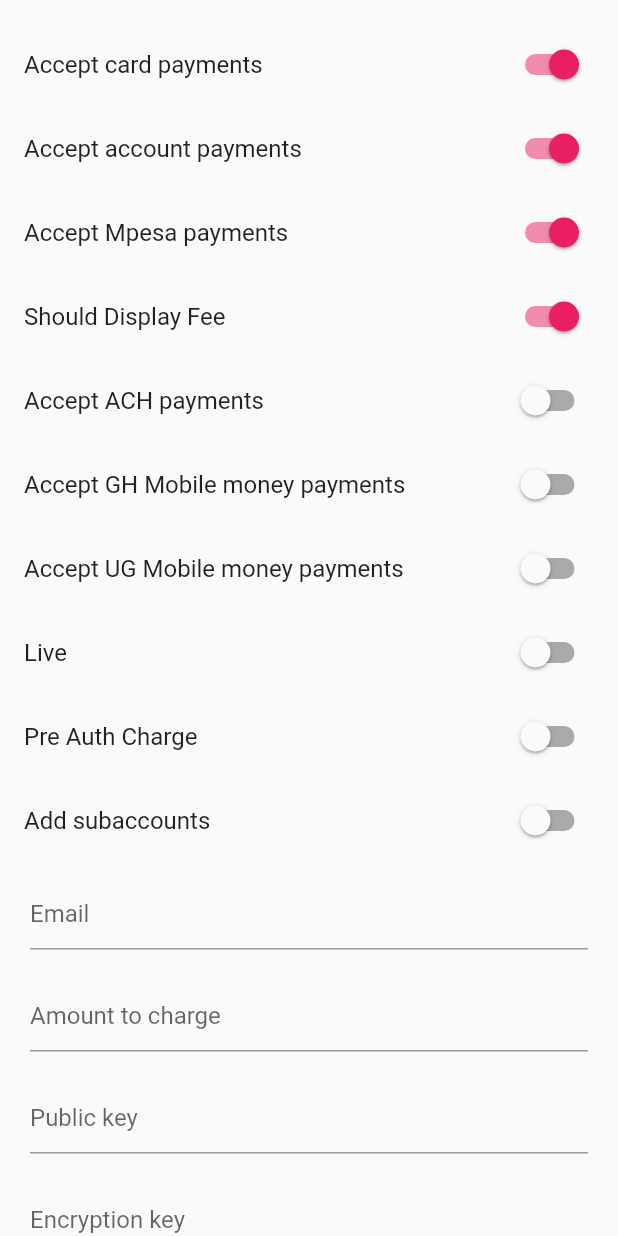
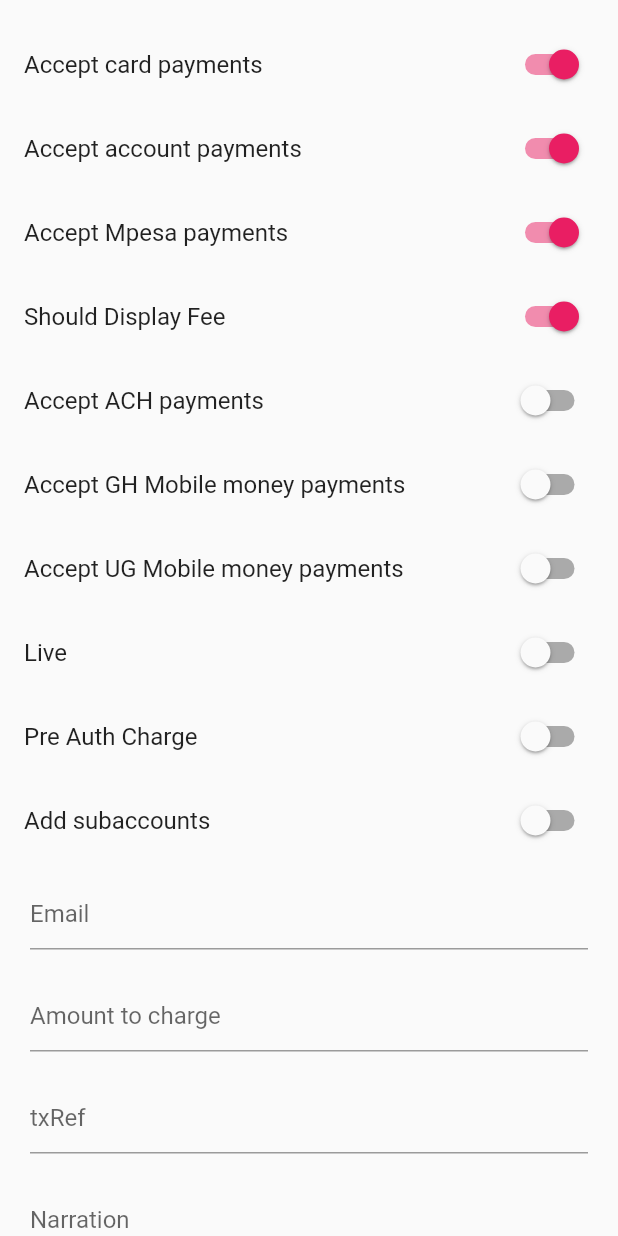
Before and after one commit to wilburx9/rave_flutter, a Flutter app: the screen it shows after launch, on a phone screen of 412 x 824 dp. Run offline on Flutter 3.47's test engine with Material 2 defaults, Android fonts, the light colour scheme and no system bars; our stand-ins replace dio, equatable, flutter_svg, get_it, webview_flutter; missing offline and left inert: tripledes.

```diff
--- a/example/lib/main.dart
+++ b/example/lib/main.dart
@@ -42,8 +42,8 @@ class _HomeWidgetState extends State<HomeWidget> {
   List<SubAccount> subAccounts = [];
   String email;
   double amount;
-  String publicKey;
-  String encryptionKey;
+  String publicKey = "PASTE PUBLIC KEY HERE";
+  String encryptionKey = "PASTE ENCRYPTION KEY HERE";
   String txRef;
   String narration;
   String currency;
@@ -137,23 +137,6 @@ class _HomeWidgetState extends State<HomeWidget> {
                               InputDecoration(hintText: 'Amount to charge'),
                           onSaved: (value) => amount = double.tryParse(value),
                           keyboardType: TextInputType.number,
-                        ),
-                        SizedBox(height: 20),
-                        TextFormField(
-                          // TODO: Set default value
-                          decoration: InputDecoration(hintText: 'Public key'),
-                          onSaved: (value) => publicKey = value,
-                          validator: (value) =>
-                              value.trim().isEmpty ? 'Field is required' : null,
-                        ),
-                        SizedBox(height: 20),
-                        TextFormField(
-                          // TODO: Set default value
-                          decoration:
-                              InputDecoration(hintText: 'Encryption key'),
-                          onSaved: (value) => encryptionKey = value,
-                          validator: (value) =>
-                              value.trim().isEmpty ? 'Field is required' : null,
                         ),
                         SizedBox(height: 20),
                         TextFormField(
--- a/lib/src/services/transaction_service.dart
+++ b/lib/src/services/transaction_service.dart
@@ -17,6 +17,7 @@ class TransactionService {
   final String _feeEndpoint = "$basePath/fee";
   final String _chargeEndpoint = "$basePath/charge";
   final String _validateChargeEndpoint = "$basePath/validatecharge";
+  final String _reQueryEndpoint = "$basePath/verify/mpesa";
 
   TransactionService._(this._httpService);
 
@@ -71,7 +72,7 @@ class TransactionService {
 
   Future<ReQueryResponseModel> reQuery(String pBFPubKey, flwRef) async {
     try {
-      final response = await this._httpService.dio.post(_validateChargeEndpoint,
+      final response = await this._httpService.dio.post(_reQueryEndpoint,
           data: {"PBFPubKey": pBFPubKey, "flw_ref": flwRef});
       return ReQueryResponseModel.fromJson(response.data);
     } on DioError catch (e, s) {
--- a/lib/src/ui/fields/base_field.dart
+++ b/lib/src/ui/fields/base_field.dart
@@ -19,10 +19,10 @@ class BaseTextField extends TextFormField {
     FocusNode focusNode,
     TextInputAction textInputAction,
     ValueChanged<String> onFieldSubmitted,
-    TextAlign textAlign,
+    TextAlign textAlign = TextAlign.start,
     TextStyle style,
-    bool autofocus,
-    bool obscureText,
+    bool autofocus = false,
+    bool obscureText = false,
   }) : super(
             controller: controller,
             inputFormatters: inputFormatters,
```
Also changed, not shown: lib/src/manager/transaction_manager.dart (+33 -22 lines), lib/src/models/requery_model.dart (+13 -3 lines), lib/src/ui/payment/rave_pay_widget.dart (+6 -9 lines), pubspec.yaml (+1 -13 lines), assets/images/amex.svg, assets/images/diners.svg, assets/images/discover.svg, assets/images/jcb.svg, assets/images/mastercard.svg, assets/images/verve.svg, assets/images/visa.svg, 4 other files.
